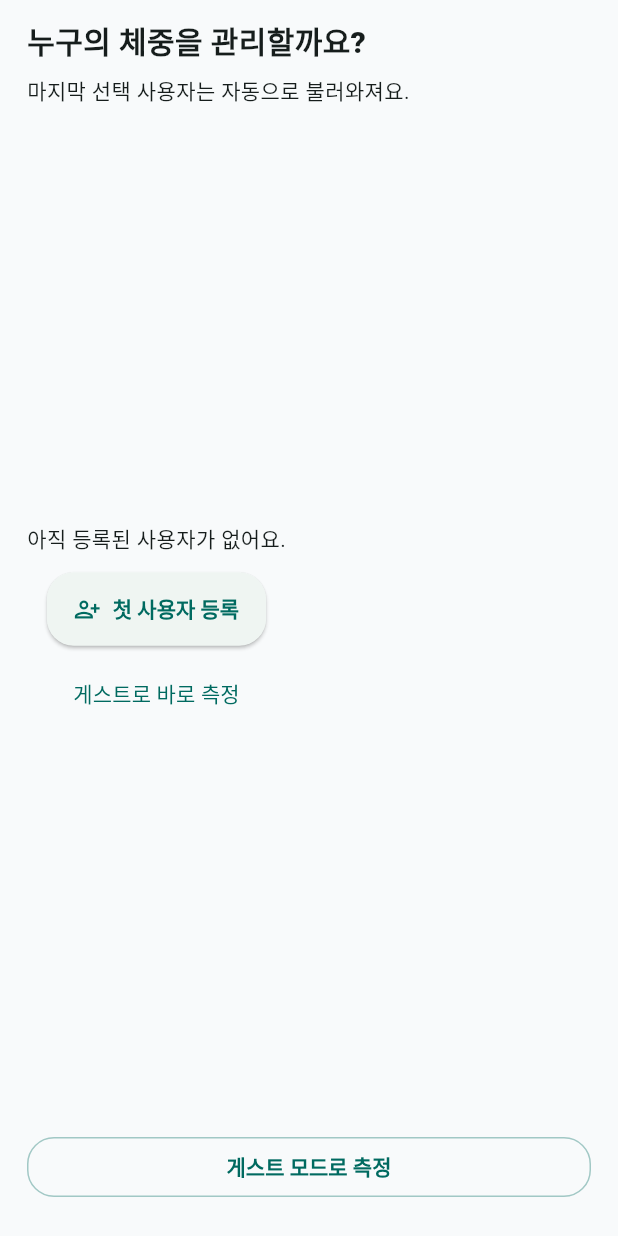
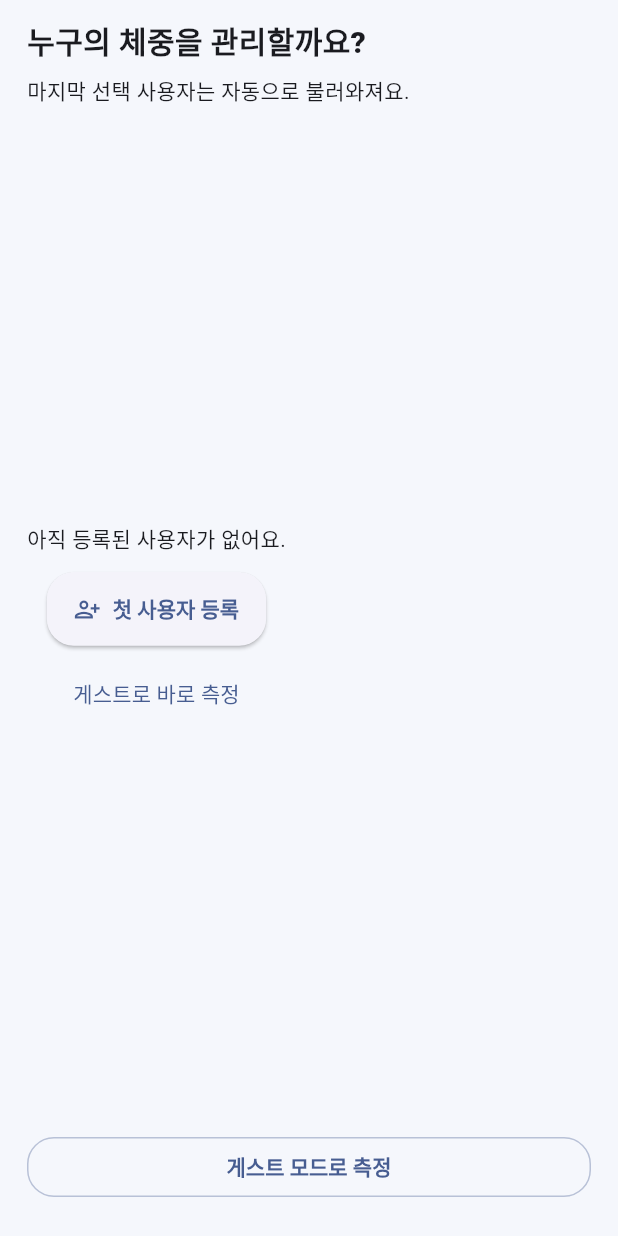
Before and after one commit to comfuture/minor_blue_scale, a Flutter app: the screen it shows after launch, on a phone screen of 412 x 824 dp. Run offline on Flutter 3.47's test engine with Material 3 defaults, Android fonts, the light colour scheme and no system bars; our stand-ins replace fl_chart, flutter_blue_plus, hive_flutter, permission_handler; accounts and stored records are empty.

Commit message:
style: update main color and surface color in light theme

```diff
--- a/lib/theme/app_theme.dart
+++ b/lib/theme/app_theme.dart
@@ -4,13 +4,13 @@ class AppTheme {
   static const double cornerRadius = 18;
 
   static ThemeData light() {
-    const seed = Color(0xFF2AB0A1); // 차분한 민트톤 메인 컬러
+    const seed = Color(0xFF123067); // 깊은 군청색 메인 컬러
     final baseScheme = ColorScheme.fromSeed(
       seedColor: seed,
       brightness: Brightness.light,
       surfaceTint: seed,
     ).copyWith(
-      surface: const Color(0xFFF8FAFB),
+      surface: const Color(0xFFF5F7FC),
     );
 
     return ThemeData(
```
